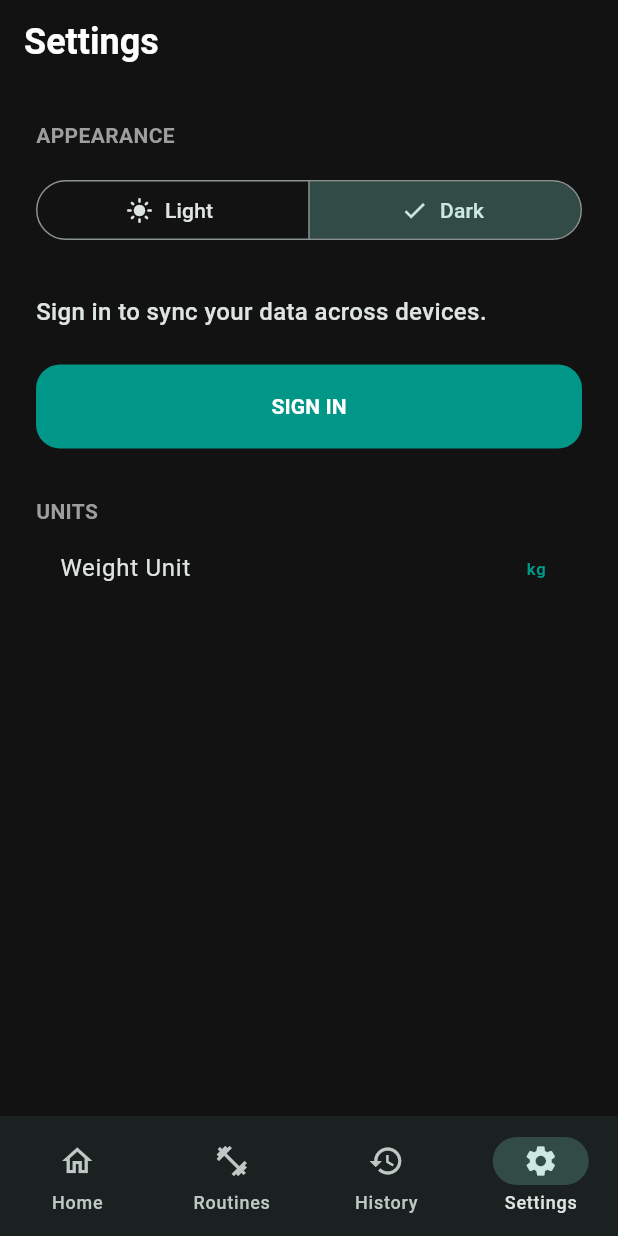
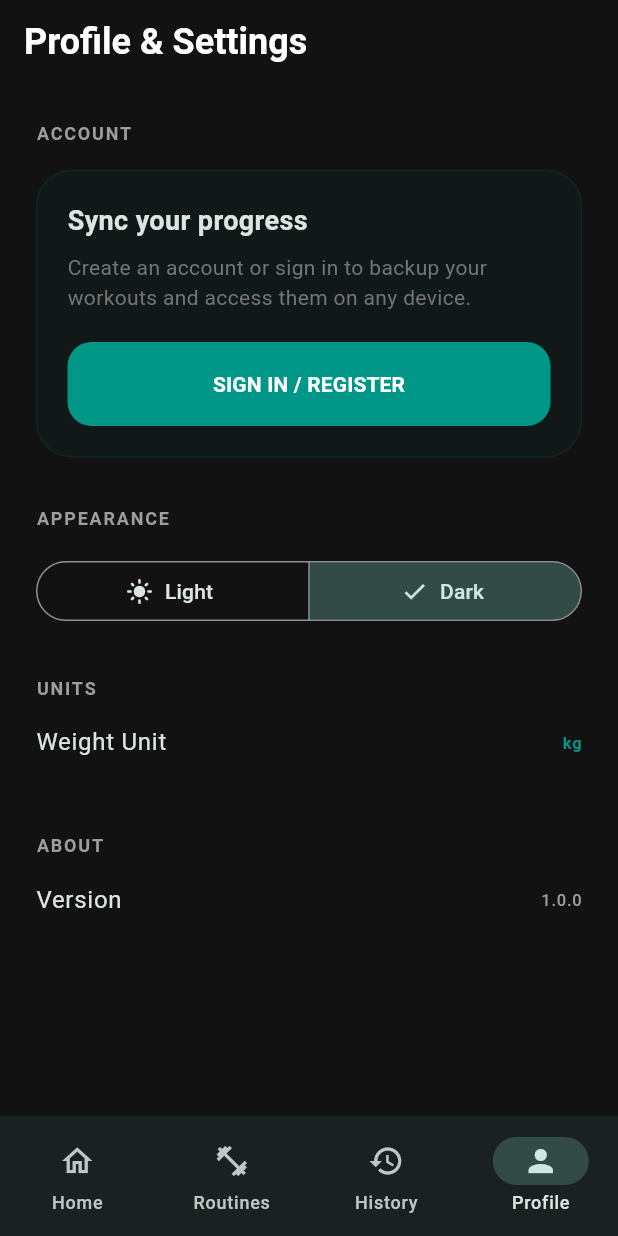
Before and after one commit to rohanakode490/Mettle, a Flutter app: the screen it shows after launch, item 4 of the bottom bar chosen, on a phone screen of 412 x 824 dp. Run offline on Flutter 3.47's test engine with Material 3 defaults, Android fonts, the light colour scheme and no system bars; our stand-ins replace drift, fl_chart, flutter_dotenv, flutter_riverpod, riverpod_annotation, shared_preferences and 1 more; missing offline and left inert: flutter_haptic_feedback, workmanager; accounts and stored records are empty; generated files the repository leaves out were written again; statements that could not run were skipped.

Commit message:
feat(auth): implement inline error handling, pre-submission validation, and reactive profile UI

```diff
--- a/lib/features/navigation/presentation/main_navigation_screen.dart
+++ b/lib/features/navigation/presentation/main_navigation_screen.dart
@@ -47,9 +47,9 @@ class MainNavigationScreen extends ConsumerWidget {
             label: 'History',
           ),
           NavigationDestination(
-            icon: Icon(Icons.settings_outlined),
-            selectedIcon: Icon(Icons.settings),
-            label: 'Settings',
+            icon: Icon(Icons.person_outline),
+            selectedIcon: Icon(Icons.person),
+            label: 'Profile',
           ),
         ],
       ),
--- a/lib/features/settings/presentation/settings_screen.dart
+++ b/lib/features/settings/presentation/settings_screen.dart
@@ -3,26 +3,30 @@ import 'package:flutter_riverpod/flutter_riverpod.dart';
 import 'package:supabase_flutter/supabase_flutter.dart';
 import '../../../core/theme/theme_provider.dart';
 import '../../auth/presentation/auth_screen.dart';
+import '../../auth/auth_provider.dart';
 
-class SettingsScreen extends ConsumerStatefulWidget {
+class SettingsScreen extends ConsumerWidget {
   const SettingsScreen({super.key});
 
   @override
-  ConsumerState<SettingsScreen> createState() => _SettingsScreenState();
-}
-
-class _SettingsScreenState extends ConsumerState<SettingsScreen> {
-  @override
-  Widget build(BuildContext context) {
-    final user = Supabase.instance.client.auth.currentUser;
+  Widget build(BuildContext context, WidgetRef ref) {
+    final user = ref.watch(currentUserProvider);
     final themeMode = ref.watch(themeModeProvider);
 
     return Scaffold(
-      appBar: AppBar(title: const Text('Settings')),
+      appBar: AppBar(title: const Text('Profile & Settings')),
       body: ListView(
         padding: const EdgeInsets.all(24),
         children: [
-          const Text('APPEARANCE', style: TextStyle(fontWeight: FontWeight.bold, color: Colors.grey)),
+          const Text('ACCOUNT', style: TextStyle(fontWeight: FontWeight.bold, color: Colors.grey, letterSpacing: 1.2, fontSize: 12)),
+          const SizedBox(height: 16),
+          if (user == null)
+            _buildLoginCard(context)
+          else
+            _buildProfileCard(context, user),
+
+          const SizedBox(height: 32),
+          const Text('APPEARANCE', style: TextStyle(fontWeight: FontWeight.bold, color: Colors.grey, letterSpacing: 1.2, fontSize: 12)),
           const SizedBox(height: 16),
           SegmentedButton<ThemeMode>(
             segments: const [
@@ -34,13 +38,48 @@ class _SettingsScreenState extends ConsumerState<SettingsScreen> {
               ref.read(themeModeProvider.notifier).setThemeMode(val.first);
             },
           ),
+
           const SizedBox(height: 32),
-          if (user == null) ...[
+          const Text('UNITS', style: TextStyle(fontWeight: FontWeight.bold, color: Colors.grey, letterSpacing: 1.2, fontSize: 12)),
+          const ListTile(
+            contentPadding: EdgeInsets.zero,
+            title: Text('Weight Unit'),
+            trailing: Text('kg', style: TextStyle(fontWeight: FontWeight.bold, color: Colors.teal)),
+          ),
+
+          const SizedBox(height: 32),
+          const Text('ABOUT', style: TextStyle(fontWeight: FontWeight.bold, color: Colors.grey, letterSpacing: 1.2, fontSize: 12)),
+          const ListTile(
+            contentPadding: EdgeInsets.zero,
+            title: Text('Version'),
+            trailing: Text('1.0.0', style: TextStyle(color: Colors.grey)),
+          ),
+        ],
+      ),
+    );
+  }
+
+  Widget _buildLoginCard(BuildContext context) {
+    return Container(
+      padding: const EdgeInsets.all(20),
+      decoration: BoxDecoration(
+        color: Colors.teal.withValues(alpha: 0.05),
+        borderRadius: BorderRadius.circular(24),
+        border: Border.all(color: Colors.teal.withValues(alpha: 0.1)),
+      ),
+      child: Column(
+        crossAxisAlignment: CrossAxisAlignment.start,
+        children: [
           const Text(
-              'Sign in to sync your data across devices.',
-              style: TextStyle(fontSize: 16, fontWeight: FontWeight.w500),
+            'Sync your progress',
+            style: TextStyle(fontSize: 18, fontWeight: FontWeight.bold),
           ),
-            const SizedBox(height: 24),
+          const SizedBox(height: 8),
+          Text(
+            'Create an account or sign in to backup your workouts and access them on any device.',
+            style: TextStyle(color: Colors.grey[600], fontSize: 14),
+          ),
+          const SizedBox(height: 20),
           SizedBox(
             width: double.infinity,
             height: 56,
@@ -48,7 +87,7 @@ class _SettingsScreenState extends ConsumerState<SettingsScreen> {
               onPressed: () {
                 Navigator.of(context).push(
                   MaterialPageRoute(builder: (_) => const AuthScreen()),
-                  ).then((_) => setState(() {}));
+                );
               },
               style: ElevatedButton.styleFrom(
                 backgroundColor: Colors.teal,
@@ -56,34 +95,62 @@ class _SettingsScreenState extends ConsumerState<SettingsScreen> {
                 shape: RoundedRectangleBorder(borderRadius: BorderRadius.circular(16)),
                 elevation: 0,
               ),
-                child: const Text('SIGN IN', style: TextStyle(fontWeight: FontWeight.bold)),
+              child: const Text('SIGN IN / REGISTER', style: TextStyle(fontWeight: FontWeight.bold)),
             ),
           ),
-          ] else ...[
-            ListTile(
-              title: const Text('Logged in as'),
-              subtitle: Text(user.email ?? 'Unknown'),
-              trailing: IconButton(
-                icon: const Icon(Icons.logout),
+        ],
+      ),
+    );
+  }
+
+  Widget _buildProfileCard(BuildContext context, User user) {
+    return Container(
+      padding: const EdgeInsets.all(20),
+      decoration: BoxDecoration(
+        color: Colors.teal.withValues(alpha: 0.05),
+        borderRadius: BorderRadius.circular(24),
+        border: Border.all(color: Colors.teal.withValues(alpha: 0.1)),
+      ),
+      child: Column(
+        children: [
+          Row(
+            children: [
+              CircleAvatar(
+                radius: 28,
+                backgroundColor: Colors.teal,
+                child: Text(
+                  (user.email ?? 'U')[0].toUpperCase(),
+                  style: const TextStyle(color: Colors.white, fontWeight: FontWeight.bold, fontSize: 24),
+                ),
+              ),
+              const SizedBox(width: 16),
+              Expanded(
+                child: Column(
+                  crossAxisAlignment: CrossAxisAlignment.start,
+                  children: [
+                    Text(
+                      user.email ?? 'Unknown User',
+                      style: const TextStyle(fontWeight: FontWeight.bold, fontSize: 16),
+                    ),
+                    const Text('Cloud Sync Active', style: TextStyle(color: Colors.green, fontSize: 12, fontWeight: FontWeight.w500)),
+                  ],
+                ),
+              ),
+              IconButton(
+                icon: const Icon(Icons.logout, color: Colors.grey),
                 onPressed: () async {
                   await Supabase.instance.client.auth.signOut();
-                  setState(() {});
                 },
               ),
+            ],
           ),
+          const SizedBox(height: 16),
           const Divider(),
           const SwitchListTile(
-              title: Text('Backup to Cloud'),
-              subtitle: Text('Sync your workouts automatically'),
+            contentPadding: EdgeInsets.zero,
+            title: Text('Auto-Sync Data', style: TextStyle(fontSize: 14, fontWeight: FontWeight.w500)),
             value: true,
-              onChanged: null, // Placeholder
-            ),
-          ],
-          const SizedBox(height: 32),
-          const Text('UNITS', style: TextStyle(fontWeight: FontWeight.bold, color: Colors.grey)),
-          const ListTile(
-            title: Text('Weight Unit'),
-            trailing: Text('kg', style: TextStyle(fontWeight: FontWeight.bold, color: Colors.teal)),
+            onChanged: null,
           ),
         ],
       ),
```
Also changed, not shown: lib/features/auth/auth_provider.dart (added, +16 -0 lines), lib/features/auth/presentation/auth_screen.dart (+44 -17 lines), lib/features/auth/auth_provider.g.dart (added), 1 other file. Lines whose indentation alone changed are shown as unchanged.
